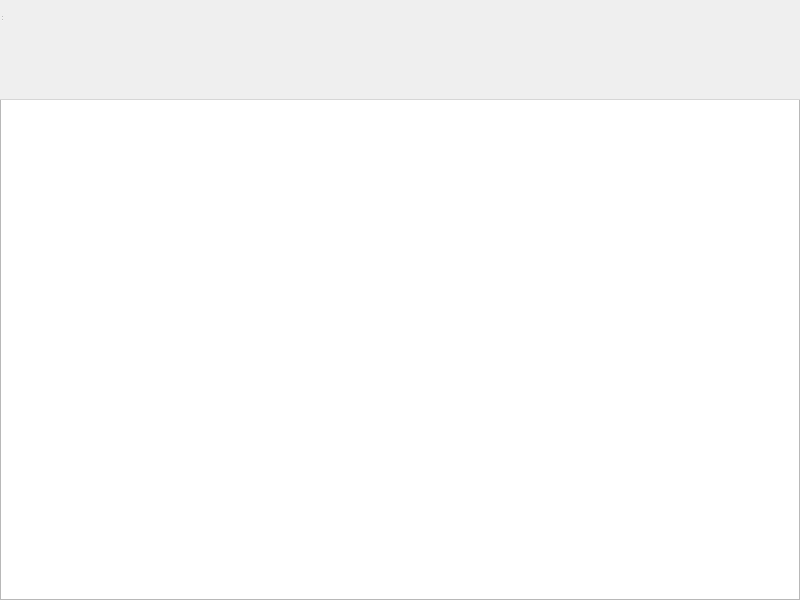
Above: OthelloOnline/vistajuego.ui from CristianDavid/OthelloOnline before the change. Below: the same form after it.
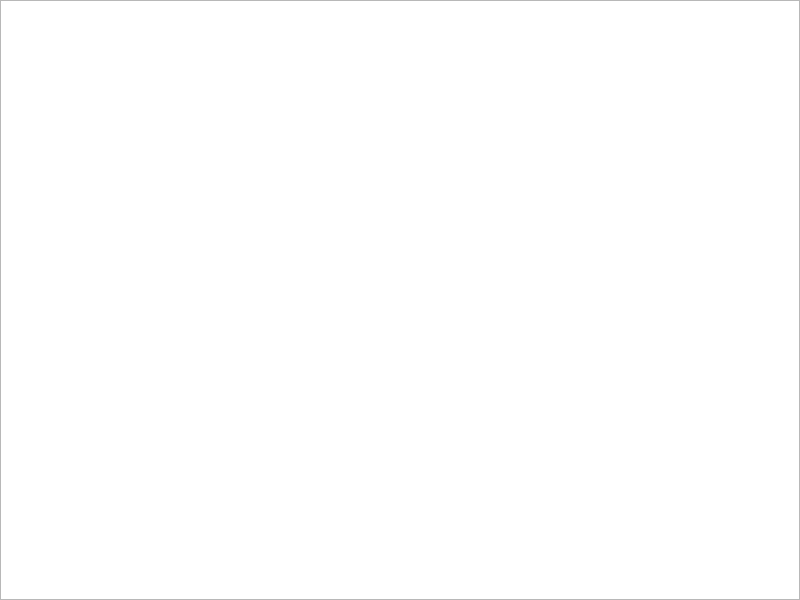
That is the form after the change.

Patch:
```diff
--- a/OthelloOnline/vistajuego.ui
+++ b/OthelloOnline/vistajuego.ui
@@ -13,26 +13,6 @@
   <property name="windowTitle">
    <string>Othello Online</string>
   </property>
-  <widget class="QMenuBar" name="menuBar">
-   <property name="geometry">
-    <rect>
-     <x>0</x>
-     <y>0</y>
-     <width>1000</width>
-     <height>100</height>
-    </rect>
-   </property>
-  </widget>
-  <widget class="QToolBar" name="mainToolBar">
-   <property name="geometry">
-    <rect>
-     <x>0</x>
-     <y>0</y>
-     <width>100</width>
-     <height>100</height>
-    </rect>
-   </property>
-  </widget>
   <widget class="QWidget" name="centralWidget" native="true">
    <property name="geometry">
     <rect>
@@ -43,16 +23,6 @@
     </rect>
    </property>
   </widget>
-  <widget class="QStatusBar" name="statusBar">
-   <property name="geometry">
-    <rect>
-     <x>0</x>
-     <y>0</y>
-     <width>3</width>
-     <height>22</height>
-    </rect>
-   </property>
-  </widget>
  </widget>
  <layoutdefault spacing="6" margin="11"/>
  <resources/>
```
